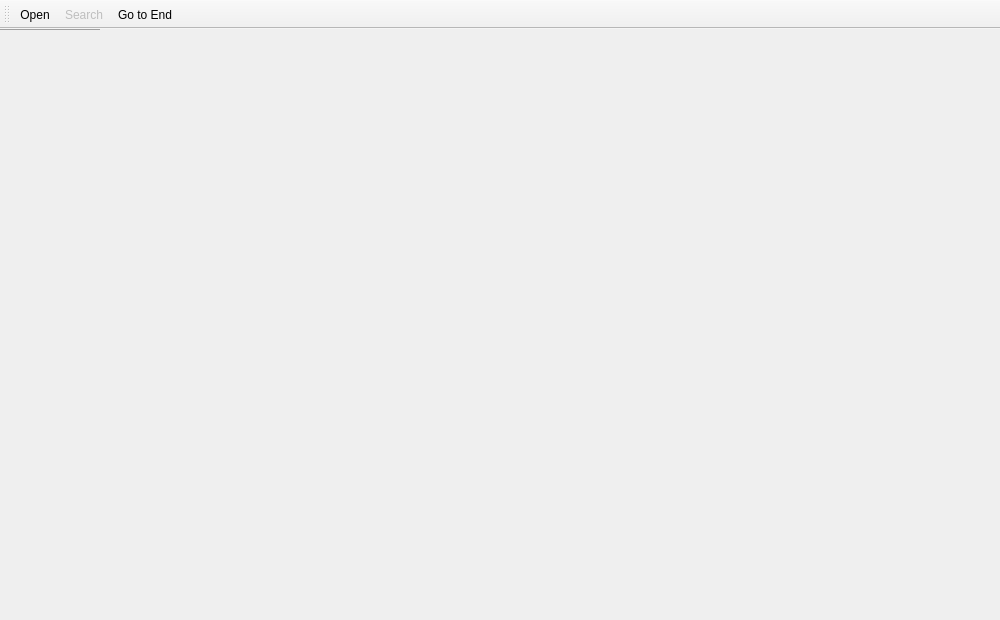
The window that mainwindow.ui (karoyqiu/qtail) describes before a commit, drawn with Qt 5.
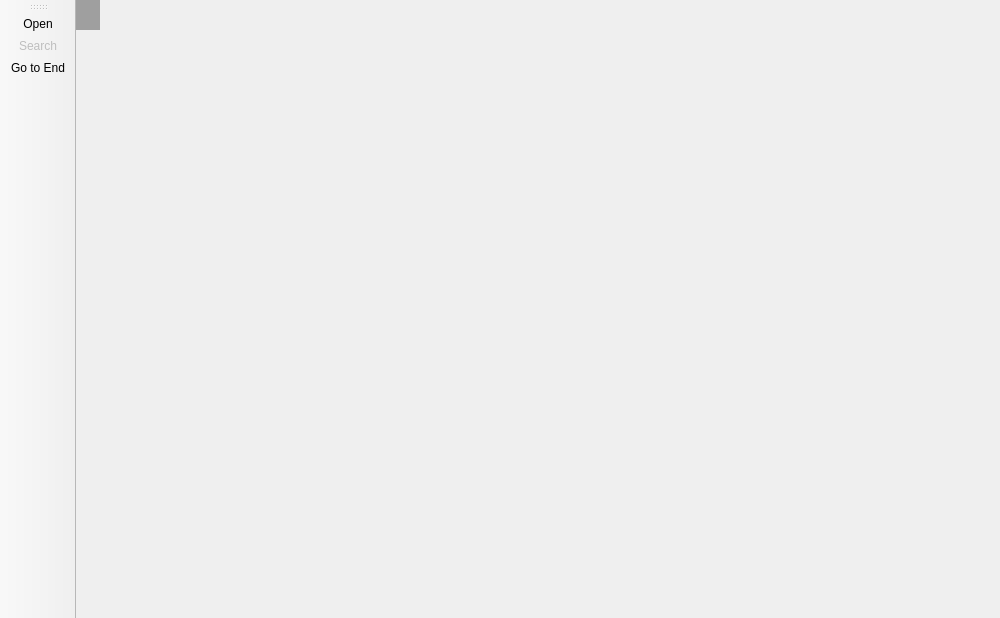
The same window after the commit. Icons and pictures are not drawn.

Commit message: 工具栏默认放左侧。

Patch:
```diff
--- a/mainwindow.ui
+++ b/mainwindow.ui
@@ -7,15 +7,12 @@
     <x>0</x>
     <y>0</y>
     <width>1000</width>
-    <height>620</height>
+    <height>618</height>
    </rect>
   </property>
   <property name="acceptDrops">
    <bool>true</bool>
   </property>
-  <property name="toolButtonStyle">
-   <enum>Qt::ToolButtonFollowStyle</enum>
-  </property>
   <property name="documentMode">
    <bool>true</bool>
   </property>
@@ -38,7 +35,7 @@
     <string>Main</string>
    </property>
    <attribute name="toolBarArea">
-    <enum>TopToolBarArea</enum>
+    <enum>LeftToolBarArea</enum>
    </attribute>
    <attribute name="toolBarBreak">
     <bool>false</bool>
```
Left out of the diff: 9 changed lines with no effect on the pictures. The commit also changes 1 other file.
